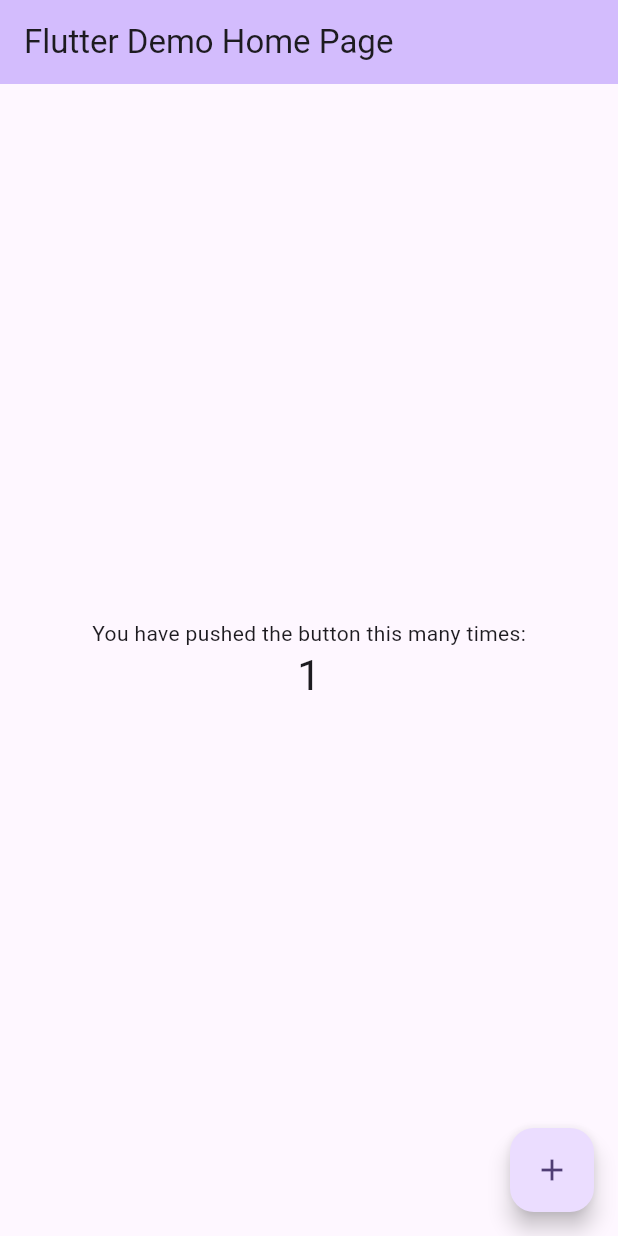
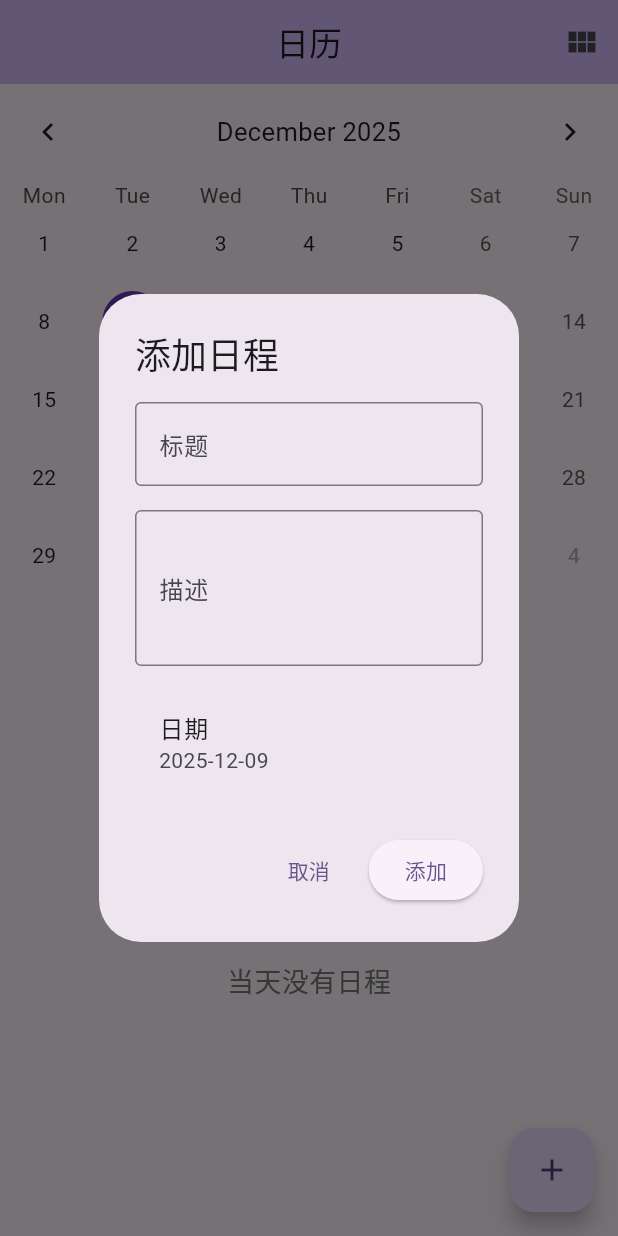
Before and after one commit to Asuka-star/calendar, a Flutter app: the screen it shows after launch, after a tap on the "add" icon, on a phone screen of 412 x 824 dp. Run offline on Flutter 3.47's test engine with Material 3 defaults, Android fonts, the phone set to English and light mode, and no system bars; drawn by our look-alikes of table_calendar.

Commit message:
完成日历的三种视图展示和简易的日程CRUD

```diff
--- a/lib/main.dart
+++ b/lib/main.dart
@@ -1,122 +1,27 @@
 import 'package:flutter/material.dart';
+import 'package:intl/date_symbol_data_local.dart';
+import 'pages/calendar_page.dart';
 
-void main() {
+void main() async {
+  WidgetsFlutterBinding.ensureInitialized();
+  await initializeDateFormatting('zh_CN', null);
   runApp(const MyApp());
 }
 
 class MyApp extends StatelessWidget {
   const MyApp({super.key});
 
-  // This widget is the root of your application.
   @override
   Widget build(BuildContext context) {
     return MaterialApp(
-      title: 'Flutter Demo',
+      title: '日历应用',
+      debugShowCheckedModeBanner: false,
+      locale: const Locale('zh', 'CN'),
       theme: ThemeData(
-        // This is the theme of your application.
-        //
-        // TRY THIS: Try running your application with "flutter run". You'll see
-        // the application has a purple toolbar. Then, without quitting the app,
-        // try changing the seedColor in the colorScheme below to Colors.green
-        // and then invoke "hot reload" (save your changes or press the "hot
-        // reload" button in a Flutter-supported IDE, or press "r" if you used
-        // the command line to start the app).
-        //
-        // Notice that the counter didn't reset back to zero; the application
-        // state is not lost during the reload. To reset the state, use hot
-        // restart instead.
-        //
-        // This works for code too, not just values: Most code changes can be
-        // tested with just a hot reload.
-        colorScheme: .fromSeed(seedColor: Colors.deepPurple),
+        colorScheme: ColorScheme.fromSeed(seedColor: Colors.deepPurple),
+        useMaterial3: true,
       ),
-      home: const MyHomePage(title: 'Flutter Demo Home Page'),
+      home: const CalendarPage(),
     );
   }
 }
-
-class MyHomePage extends StatefulWidget {
-  const MyHomePage({super.key, required this.title});
-
-  // This widget is the home page of your application. It is stateful, meaning
-  // that it has a State object (defined below) that contains fields that affect
-  // how it looks.
-
-  // This class is the configuration for the state. It holds the values (in this
-  // case the title) provided by the parent (in this case the App widget) and
-  // used by the build method of the State. Fields in a Widget subclass are
-  // always marked "final".
-
-  final String title;
-
-  @override
-  State<MyHomePage> createState() => _MyHomePageState();
-}
-
-class _MyHomePageState extends State<MyHomePage> {
-  int _counter = 0;
-
-  void _incrementCounter() {
-    setState(() {
-      // This call to setState tells the Flutter framework that something has
-      // changed in this State, which causes it to rerun the build method below
-      // so that the display can reflect the updated values. If we changed
-      // _counter without calling setState(), then the build method would not be
-      // called again, and so nothing would appear to happen.
-      _counter++;
-    });
-  }
-
-  @override
-  Widget build(BuildContext context) {
-    // This method is rerun every time setState is called, for instance as done
-    // by the _incrementCounter method above.
-    //
-    // The Flutter framework has been optimized to make rerunning build methods
-    // fast, so that you can just rebuild anything that needs updating rather
-    // than having to individually change instances of widgets.
-    return Scaffold(
-      appBar: AppBar(
-        // TRY THIS: Try changing the color here to a specific color (to
-        // Colors.amber, perhaps?) and trigger a hot reload to see the AppBar
-        // change color while the other colors stay the same.
-        backgroundColor: Theme.of(context).colorScheme.inversePrimary,
-        // Here we take the value from the MyHomePage object that was created by
-        // the App.build method, and use it to set our appbar title.
-        title: Text(widget.title),
-      ),
-      body: Center(
-        // Center is a layout widget. It takes a single child and positions it
-        // in the middle of the parent.
-        child: Column(
-          // Column is also a layout widget. It takes a list of children and
-          // arranges them vertically. By default, it sizes itself to fit its
-          // children horizontally, and tries to be as tall as its parent.
-          //
-          // Column has various properties to control how it sizes itself and
-          // how it positions its children. Here we use mainAxisAlignment to
-          // center the children vertically; the main axis here is the vertical
-          // axis because Columns are vertical (the cross axis would be
-          // horizontal).
-          //
-          // TRY THIS: Invoke "debug painting" (choose the "Toggle Debug Paint"
-          // action in the IDE, or press "p" in the console), to see the
-          // wireframe for each widget.
-          mainAxisAlignment: .center,
-          children: [
-            const Text('You have pushed the button this many times:'),
-            Text(
-              '$_counter',
-              style: Theme.of(context).textTheme.headlineMedium,
-            ),
-          ],
-        ),
-      ),
-      floatingActionButton: FloatingActionButton(
-        onPressed: _incrementCounter,
-        tooltip: 'Increment',
-        child: const Icon(Icons.add),
-      ),
-    );
-  }
-}
--- /dev/null
+++ b/lib/models/event.dart
@@ -0,0 +1,45 @@
+class Event {
+  final String id;
+  final String title;
+  final DateTime date;
+  final String? description;
+
+  Event({
+    required this.id,
+    required this.title,
+    required this.date,
+    this.description,
+  });
+
+  Event copyWith({
+    String? id,
+    String? title,
+    DateTime? date,
+    String? description,
+  }) {
+    return Event(
+      id: id ?? this.id,
+      title: title ?? this.title,
+      date: date ?? this.date,
+      description: description ?? this.description,
+    );
+  }
+
+  Map<String, dynamic> toJson() {
+    return {
+      'id': id,
+      'title': title,
+      'date': date.toIso8601String(),
+      'description': description,
+    };
+  }
+
+  factory Event.fromJson(Map<String, dynamic> json) {
+    return Event(
+      id: json['id'] as String,
+      title: json['title'] as String,
+      date: DateTime.parse(json['date'] as String),
+      description: json['description'] as String?,
+    );
+  }
+}
--- /dev/null
+++ b/lib/pages/calendar_page.dart
@@ -0,0 +1,456 @@
+import 'package:flutter/material.dart';
+import 'package:table_calendar/table_calendar.dart';
+import 'package:intl/intl.dart';
+import '../models/event.dart';
+
+class CalendarPage extends StatefulWidget {
+  const CalendarPage({super.key});
+
+  @override
+  State<CalendarPage> createState() => _CalendarPageState();
+}
+
+enum ViewMode { month, week, day }
+
+class _CalendarPageState extends State<CalendarPage> {
+  CalendarFormat _calendarFormat = CalendarFormat.month;
+  ViewMode _viewMode = ViewMode.month;
+  DateTime _focusedDay = DateTime.now();
+  DateTime? _selectedDay;
+  Map<DateTime, List<Event>> _events = {};
+
+  @override
+  void initState() {
+    super.initState();
+    _selectedDay = _focusedDay;
+  }
+
+  // 获取指定日期的事件列表
+  List<Event> _getEventsForDay(DateTime day) {
+    final normalizedDay = DateTime(day.year, day.month, day.day);
+    return _events[normalizedDay] ?? [];
+  }
+
+  // 添加或更新事件
+  void _addOrUpdateEvent(Event event) {
+    setState(() {
+      final normalizedDate = DateTime(
+        event.date.year,
+        event.date.month,
+        event.date.day,
+      );
+
+      if (_events[normalizedDate] == null) {
+        _events[normalizedDate] = [];
+      }
+
+      final existingIndex = _events[normalizedDate]!.indexWhere(
+        (e) => e.id == event.id,
+      );
+
+      if (existingIndex != -1) {
+        _events[normalizedDate]![existingIndex] = event;
+      } else {
+        _events[normalizedDate]!.add(event);
+      }
+    });
+  }
+
+  // 删除事件
+  void _deleteEvent(Event event) {
+    setState(() {
+      final normalizedDate = DateTime(
+        event.date.year,
+        event.date.month,
+        event.date.day,
+      );
+
+      _events[normalizedDate]?.removeWhere((e) => e.id == event.id);
+      if (_events[normalizedDate]?.isEmpty ?? false) {
+        _events.remove(normalizedDate);
+      }
+    });
+  }
+
+  // 显示添加/编辑事件对话框
+  void _showEventDialog({Event? event}) {
+    final isEditing = event != null;
+    final titleController = TextEditingController(text: event?.title ?? '');
+    final descriptionController = TextEditingController(
+      text: event?.description ?? '',
+    );
+    DateTime selectedDate = event?.date ?? _selectedDay ?? DateTime.now();
+    final _formKey = GlobalKey<FormState>();
+
+    showDialog(
+      context: context,
+      builder: (context) => AlertDialog(
+        title: Text(isEditing ? '编辑日程' : '添加日程'),
+        content: SingleChildScrollView(
+          child: Form(
+            key: _formKey,
+            child: Column(
+              mainAxisSize: MainAxisSize.min,
+              children: [
+                TextFormField(
+                  controller: titleController,
+                  decoration: const InputDecoration(
+                    labelText: '标题',
+                    border: OutlineInputBorder(),
+                  ),
+                  // 添加标题非空验证逻辑
+                  validator: (value) {
+                    if (value == null || value.isEmpty) {
+                      return '标题不能为空';
+                    }
+                    return null;
+                  },
+                ),
+                const SizedBox(height: 16),
+                TextFormField(
+                  controller: descriptionController,
+                  decoration: const InputDecoration(
+                    labelText: '描述',
+                    border: OutlineInputBorder(),
+                  ),
+                  maxLines: 3,
+                ),
+                const SizedBox(height: 16),
+                ListTile(
+                  title: const Text('日期'),
+                  subtitle: Text(DateFormat('yyyy-MM-dd').format(selectedDate)),
+                ),
+              ],
+            ),
+          ),
+        ),
+        actions: [
+          TextButton(
+            onPressed: () => Navigator.pop(context),
+            child: const Text('取消'),
+          ),
+          ElevatedButton(
+            onPressed: () {
+              if (_formKey.currentState!.validate()) {
+                final newEvent = Event(
+                  id:
+                      event?.id ??
+                      DateTime.now().millisecondsSinceEpoch.toString(),
+                  title: titleController.text,
+                  date: selectedDate,
+                  description: descriptionController.text.isEmpty
+                      ? null
+                      : descriptionController.text,
+                );
+                _addOrUpdateEvent(newEvent);
+                Navigator.pop(context);
+              }
+            },
+            child: Text(isEditing ? '更新' : '添加'),
+          ),
+        ],
+      ),
+    );
+  }
+
+  // 显示事件详情对话框
+  void _showEventDetails(Event event) {
+    showDialog(
+      context: context,
+      builder: (context) => AlertDialog(
+        title: Text(event.title),
+        content: Column(
+          mainAxisSize: MainAxisSize.min,
+          crossAxisAlignment: CrossAxisAlignment.start,
+          children: [
+            Row(
+              children: [
+                const Icon(Icons.calendar_today, size: 20),
+                const SizedBox(width: 8),
+                Text(DateFormat('yyyy年MM月dd日').format(event.date)),
+              ],
+            ),
+            if (event.description != null) ...[
+              const SizedBox(height: 16),
+              Text(event.description!, style: const TextStyle(fontSize: 16)),
+            ],
+          ],
+        ),
+        actions: [
+          TextButton(
+            onPressed: () {
+              Navigator.pop(context);
+              _showEventDialog(event: event);
+            },
+            child: const Text('编辑'),
+          ),
+          TextButton(
+            onPressed: () {
+              _deleteEvent(event);
+              Navigator.pop(context);
+            },
+            style: TextButton.styleFrom(foregroundColor: Colors.red),
+            child: const Text('删除'),
+          ),
+          TextButton(
+            onPressed: () => Navigator.pop(context),
+            child: const Text('关闭'),
+          ),
+        ],
+      ),
+    );
+  }
+
+  @override
+  Widget build(BuildContext context) {
+    return Scaffold(
+      appBar: AppBar(
+        title: const Text('日历'),
+        centerTitle: true,
+        backgroundColor: Theme.of(context).colorScheme.inversePrimary,
+        actions: [
+          PopupMenuButton<ViewMode>(
+            icon: const Icon(Icons.view_module),
+            onSelected: (ViewMode mode) {
+              setState(() {
+                _viewMode = mode;
+                if (mode == ViewMode.month) {
+                  _calendarFormat = CalendarFormat.month;
+                } else if (mode == ViewMode.week) {
+                  _calendarFormat = CalendarFormat.week;
+                }
+              });
+            },
+            itemBuilder: (BuildContext context) => <PopupMenuEntry<ViewMode>>[
+              const PopupMenuItem<ViewMode>(
+                value: ViewMode.month,
+                child: Row(
+                  children: [
+                    Icon(Icons.calendar_month),
+                    SizedBox(width: 8),
+                    Text('月视图'),
+                  ],
+                ),
+              ),
+              const PopupMenuItem<ViewMode>(
+                value: ViewMode.week,
+                child: Row(
+                  children: [
+                    Icon(Icons.calendar_view_week),
+                    SizedBox(width: 8),
+                    Text('周视图'),
+                  ],
+                ),
+              ),
+              const PopupMenuItem<ViewMode>(
+                value: ViewMode.day,
+                child: Row(
+                  children: [
+                    Icon(Icons.calendar_today),
+                    SizedBox(width: 8),
+                    Text('日视图'),
+                  ],
+                ),
+              ),
+            ],
+          ),
+        ],
+      ),
+      body: Column(
+        children: [
+          if (_viewMode != ViewMode.day)
+            TableCalendar(
+              firstDay: DateTime.utc(2000, 1, 1),
+              lastDay: DateTime.utc(2050, 12, 31),
+              focusedDay: _focusedDay,
+              calendarFormat: _calendarFormat,
+              selectedDayPredicate: (day) => isSameDay(_selectedDay, day),
+              eventLoader: _getEventsForDay,
+              startingDayOfWeek: StartingDayOfWeek.monday,
+              calendarStyle: const CalendarStyle(
+                todayDecoration: BoxDecoration(
+                  color: Colors.blue,
+                  shape: BoxShape.circle,
+                ),
+                selectedDecoration: BoxDecoration(
+                  color: Colors.deepPurple,
+                  shape: BoxShape.circle,
+                ),
+                markerDecoration: BoxDecoration(
+                  color: Colors.red,
+                  shape: BoxShape.circle,
+                ),
+              ),
+              headerStyle: const HeaderStyle(
+                formatButtonVisible: false,
+                titleCentered: true,
+              ),
+              onDaySelected: (selectedDay, focusedDay) {
+                setState(() {
+                  _selectedDay = selectedDay;
+                  _focusedDay = focusedDay;
+                });
+              },
+              onFormatChanged: (format) {
+                setState(() {
+                  _calendarFormat = format;
+                });
+              },
+              onPageChanged: (focusedDay) {
+                _focusedDay = focusedDay;
+              },
+            ),
+          if (_viewMode == ViewMode.day) _buildDayViewHeader(),
+          const SizedBox(height: 8),
+          Expanded(child: _buildEventList()),
+        ],
+      ),
+      floatingActionButton: FloatingActionButton(
+        onPressed: () => _showEventDialog(),
+        child: const Icon(Icons.add),
+      ),
+    );
+  }
+
+  Widget _buildDayViewHeader() {
+    final selectedDate = _selectedDay ?? _focusedDay;
+    return Container(
+      padding: const EdgeInsets.symmetric(horizontal: 16, vertical: 12),
+      decoration: BoxDecoration(
+        color: Theme.of(context).colorScheme.primaryContainer,
+        border: Border(
+          bottom: BorderSide(color: Colors.grey.shade300, width: 1),
+        ),
+      ),
+      child: Row(
+        mainAxisAlignment: MainAxisAlignment.spaceBetween,
+        children: [
+          IconButton(
+            icon: const Icon(Icons.chevron_left),
+            onPressed: () {
+              setState(() {
+                _focusedDay = DateTime(
+                  _focusedDay.year,
+                  _focusedDay.month,
+                  _focusedDay.day - 1,
+                );
+                _selectedDay = _focusedDay;
+              });
+            },
+          ),
+          Column(
+            children: [
+              Text(
+                DateFormat('yyyy年MM月dd日').format(selectedDate),
+                style: const TextStyle(
+                  fontSize: 18,
+                  fontWeight: FontWeight.bold,
+                ),
+              ),
+              Text(
+                DateFormat('EEEE', 'zh_CN').format(selectedDate),
+                style: TextStyle(fontSize: 14, color: Colors.grey[600]),
+              ),
+            ],
+          ),
+          IconButton(
+            icon: const Icon(Icons.chevron_right),
+            onPressed: () {
+              setState(() {
+                _focusedDay = DateTime(
+                  _focusedDay.year,
+                  _focusedDay.month,
+                  _focusedDay.day + 1,
+                );
+                _selectedDay = _focusedDay;
+              });
+            },
+          ),
+        ],
+      ),
+    );
+  }
+
+  Widget _buildEventList() {
+    final events = _getEventsForDay(_selectedDay ?? _focusedDay);
+
+    if (events.isEmpty) {
+      return Center(
+        child: Column(
+          mainAxisAlignment: MainAxisAlignment.center,
+          children: [
+            Icon(Icons.event_busy, size: 64, color: Colors.grey[400]),
+            const SizedBox(height: 16),
+            Text(
+              '当天没有日程',
+              style: TextStyle(fontSize: 18, color: Colors.grey[600]),
+            ),
+          ],
+        ),
+      );
+    }
+
+    return ListView.builder(
+      padding: const EdgeInsets.all(8),
+      itemCount: events.length,
+      itemBuilder: (context, index) {
+        final event = events[index];
+        return Card(
+          margin: const EdgeInsets.symmetric(vertical: 4, horizontal: 8),
+          child: ListTile(
+            leading: CircleAvatar(child: Text('${index + 1}')),
+            title: Text(
+              event.title,
+              style: const TextStyle(fontWeight: FontWeight.bold),
+            ),
+            subtitle: event.description != null
+                ? Text(
+                    event.description!,
+                    maxLines: 2,
+                    overflow: TextOverflow.ellipsis,
+                  )
+                : null,
+            trailing: Row(
+              mainAxisSize: MainAxisSize.min,
+              children: [
+                IconButton(
+                  icon: const Icon(Icons.edit, color: Colors.blue),
+                  onPressed: () => _showEventDialog(event: event),
+                ),
+                IconButton(
+                  icon: const Icon(Icons.delete, color: Colors.red),
+                  onPressed: () {
+                    showDialog(
+                      context: context,
+                      builder: (context) => AlertDialog(
+                        title: const Text('确认删除'),
+                        content: Text('确定要删除"${event.title}"吗?'),
+                        actions: [
+                          TextButton(
+                            onPressed: () => Navigator.pop(context),
+                            child: const Text('取消'),
+                          ),
+                          ElevatedButton(
+                            onPressed: () {
+                              _deleteEvent(event);
+                              Navigator.pop(context);
+                            },
+                            style: ElevatedButton.styleFrom(
+                              backgroundColor: Colors.red,
+                            ),
+                            child: const Text('删除'),
+                          ),
+                        ],
+                      ),
+                    );
+                  },
+                ),
+              ],
+            ),
+            onTap: () => _showEventDetails(event),
+          ),
+        );
+      },
+    );
+  }
+}
--- a/pubspec.yaml
+++ b/pubspec.yaml
@@ -2,7 +2,7 @@ name: calendar
 description: "A new Flutter project."
 # The following line prevents the package from being accidentally published to
 # pub.dev using `flutter pub publish`. This is preferred for private packages.
-publish_to: 'none' # Remove this line if you wish to publish to pub.dev
+publish_to: "none" # Remove this line if you wish to publish to pub.dev
 
 # The following defines the version and build number for your application.
 # A version number is three numbers separated by dots, like 1.2.43
@@ -34,6 +34,8 @@ dependencies:
   # The following adds the Cupertino Icons font to your application.
   # Use with the CupertinoIcons class for iOS style icons.
   cupertino_icons: ^1.0.8
+  table_calendar: ^3.1.2
+  intl: ^0.19.0
 
 dev_dependencies:
   flutter_test:
@@ -51,7 +53,6 @@ dev_dependencies:
 
 # The following section is specific to Flutter packages.
 flutter:
-
   # The following line ensures that the Material Icons font is
   # included with your application, so that you can use the icons in
   # the material Icons class.
```
